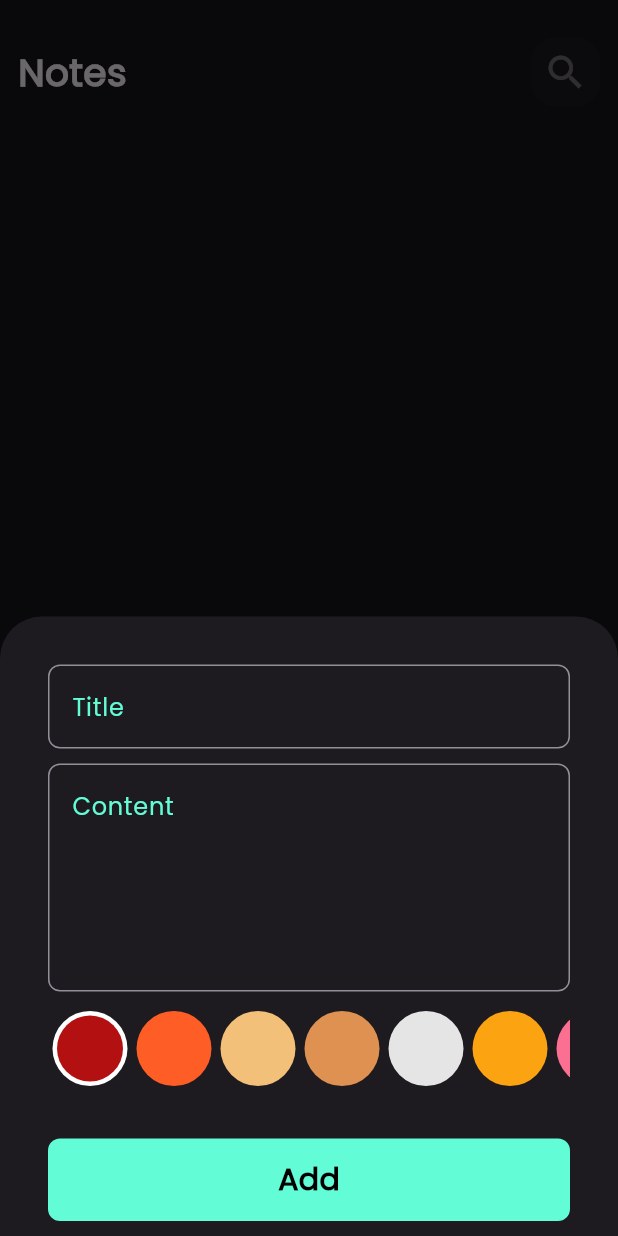
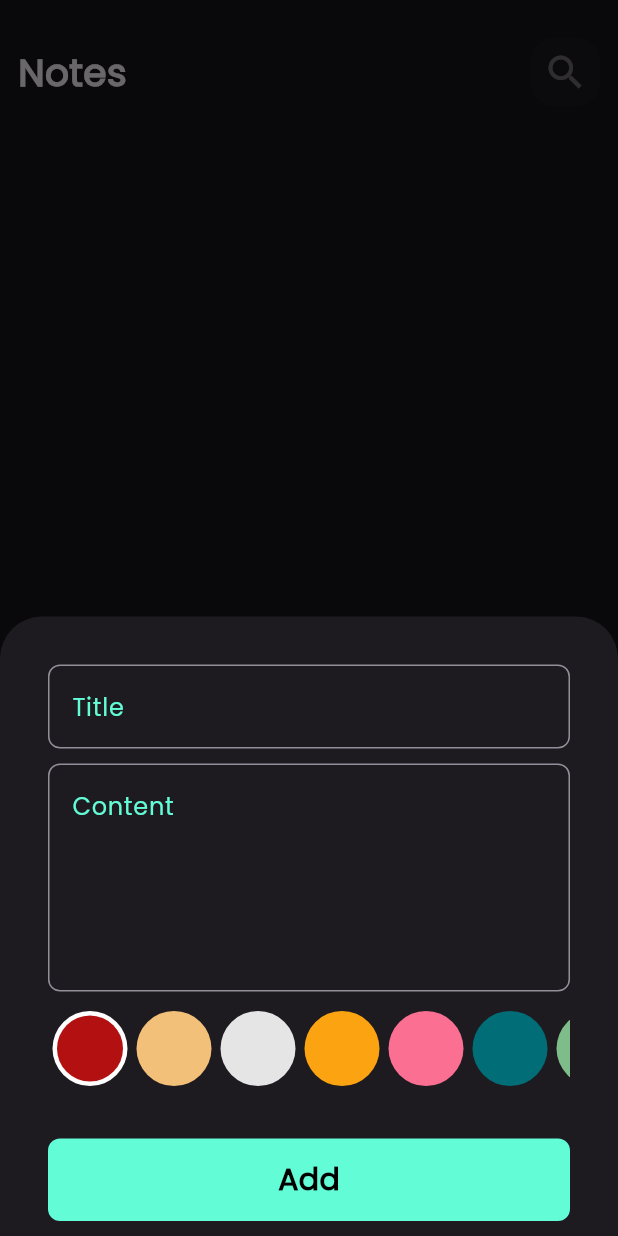
Before and after one commit to omar2071-code/NoteApp, a Flutter app: the screen it shows after launch, after a tap on the "add" icon, on a phone screen of 412 x 824 dp. Run offline on Flutter 3.47's test engine with Material 3 defaults, Android fonts, the phone set to English and light mode, and no system bars; our stand-ins replace bloc, conditional_builder_null_safety, flutter_bloc, hive, hive_flutter; accounts and stored records are empty.

```diff
--- a/lib/cubit/Add Note Cubit/add_note_cubit.dart
+++ b/lib/cubit/Add Note Cubit/add_note_cubit.dart
@@ -3,7 +3,7 @@ import 'package:flutter/widgets.dart';
 import 'package:hive_flutter/adapters.dart';
 import 'package:meta/meta.dart';
 import 'package:note_app/models/note_model.dart';
-import 'package:note_app/widgets/constaonts_file.dart';
+import 'package:note_app/widgets/constants_file.dart';
 
 part 'add_note_state.dart';
 
--- a/lib/cubit/Notes cubit/notes_cubit.dart
+++ b/lib/cubit/Notes cubit/notes_cubit.dart
@@ -4,7 +4,7 @@ import 'package:flutter_bloc/flutter_bloc.dart';
 import 'package:hive/hive.dart';
 import 'package:meta/meta.dart';
 import 'package:note_app/models/note_model.dart';
-import 'package:note_app/widgets/constaonts_file.dart';
+import 'package:note_app/widgets/constants_file.dart';
 
 part 'notes_state.dart';
 
--- a/lib/main.dart
+++ b/lib/main.dart
@@ -3,9 +3,8 @@ import 'package:flutter_bloc/flutter_bloc.dart';
 import 'package:hive_flutter/hive_flutter.dart';
 import 'package:note_app/cubit/Notes%20cubit/notes_cubit.dart';
 import 'package:note_app/models/note_model.dart';
-import 'package:note_app/screens/edit_note_screen.dart';
 import 'package:note_app/screens/note_screen.dart';
-import 'package:note_app/widgets/constaonts_file.dart';
+import 'package:note_app/widgets/constants_file.dart';
 import 'package:note_app/widgets/simple_bloc_observer.dart';
 
 void main() async {
--- a/lib/screens/note_screen.dart
+++ b/lib/screens/note_screen.dart
@@ -1,8 +1,6 @@
 import 'package:flutter/material.dart';
-import 'package:flutter_bloc/flutter_bloc.dart';
-import 'package:note_app/cubit/Notes%20cubit/notes_cubit.dart';
 import 'package:note_app/widgets/add_note_bottom_sheet.dart';
-import 'package:note_app/widgets/constaonts_file.dart';
+import 'package:note_app/widgets/constants_file.dart';
 import 'package:note_app/widgets/notes_screen_body.dart';
 
 class NoteHomeScreen extends StatelessWidget {
--- a/lib/widgets/color_list_view.dart
+++ b/lib/widgets/color_list_view.dart
@@ -1,6 +1,7 @@
 import 'package:flutter/material.dart';
 import 'package:flutter_bloc/flutter_bloc.dart';
 import 'package:note_app/cubit/Add%20Note%20Cubit/add_note_cubit.dart';
+import 'package:note_app/widgets/constants_file.dart';
 
 class ColorItem extends StatelessWidget {
   const ColorItem({
@@ -31,38 +32,24 @@ class ColorListView extends StatefulWidget {
 
 class _ColorListViewState extends State<ColorListView> {
   int currentIndex = 0;
-  List<Color> colors = [
-    Color(0xffb31111),
-    Color(0xfffe5d26),
-    Color(0xfff2c078),
-    Color(0xffde9151),
-    Color(0xffe5e5e5),
-    Color(0xfffca311),
-    Color(0xfffb6f92),
-    Color(0xff006d77),
-    Color(0xfffdffb6),
-    Color(0xffc1dbb3),
-    Color(0xff7ebc89),
-    Color(0xffbd9b7e),
-    Color(0xffde9151),
-  ];
+
   @override
   Widget build(BuildContext context) {
     return SizedBox(
       height: 28 * 2,
       child: ListView.builder(
         scrollDirection: Axis.horizontal,
-        itemCount: colors.length,
+        itemCount: kColors.length,
         padding: EdgeInsets.symmetric(vertical: 3),
         itemBuilder:
             (context, index) => GestureDetector(
               onTap: () {
                 currentIndex = index;
-                BlocProvider.of<AddNoteCubit>(context).color = colors[index];
+                BlocProvider.of<AddNoteCubit>(context).color = kColors[index];
                 setState(() {});
               },
               child: ColorItem(
-                color: colors[index],
+                color: kColors[index],
                 isColorActive: currentIndex == index,
               ),
             ),
--- /dev/null
+++ b/lib/widgets/constants_file.dart
@@ -0,0 +1,15 @@
+import 'package:flutter/cupertino.dart';
+
+const kPrimaryColor = Color(0xff62fcd7);
+const kNotesBox = 'notes_box';
+List<Color> kColors = [
+  Color(0xffb31111),
+  Color(0xfff2c078),
+  Color(0xffe5e5e5),
+  Color(0xfffca311),
+  Color(0xfffb6f92),
+  Color(0xff006d77),
+  Color(0xff7ebc89),
+  Color(0xffbd9b7e),
+  Color(0xffde9151),
+];
--- a/lib/widgets/constaonts_file.dart
+++ /dev/null
@@ -1,4 +0,0 @@
-import 'package:flutter/cupertino.dart';
-
-const kPrimaryColor = Color(0xff62fcd7);
-const kNotesBox = 'notes_box';
--- a/lib/widgets/custom_button.dart
+++ b/lib/widgets/custom_button.dart
@@ -1,5 +1,5 @@
 import 'package:flutter/material.dart';
-import 'package:note_app/widgets/constaonts_file.dart';
+import 'package:note_app/widgets/constants_file.dart';
 
 class CustomButton extends StatelessWidget {
   const CustomButton({super.key, this.onTap});
--- a/lib/widgets/custom_text_form_field.dart
+++ b/lib/widgets/custom_text_form_field.dart
@@ -1,5 +1,5 @@
 import 'package:flutter/material.dart';
-import 'package:note_app/widgets/constaonts_file.dart';
+import 'package:note_app/widgets/constants_file.dart';
 
 class CustomTextFormField extends StatelessWidget {
   const CustomTextFormField({
--- a/lib/widgets/edite_notes_screen_body.dart
+++ b/lib/widgets/edite_notes_screen_body.dart
@@ -4,6 +4,7 @@ import 'package:note_app/cubit/Notes%20cubit/notes_cubit.dart';
 import 'package:note_app/models/note_model.dart';
 import 'package:note_app/widgets/custom_app_bar.dart';
 import 'package:note_app/widgets/custom_text_form_field.dart';
+import 'package:note_app/widgets/edit_notes_colors.dart';
 
 class EditeNotesScreenBody extends StatefulWidget {
   const EditeNotesScreenBody({super.key, required this.note});
@@ -47,6 +48,8 @@ class _EditeNotesScreenBodyState extends State<EditeNotesScreenBody> {
             hint: widget.note.subTitle,
             maxLine: 6,
           ),
+          SizedBox(height: 10),
+          EditNotesColors(note: widget.note),
         ],
       ),
     );
```
Also changed, not shown: lib/widgets/edit_notes_colors.dart (added, +45 -0 lines).
